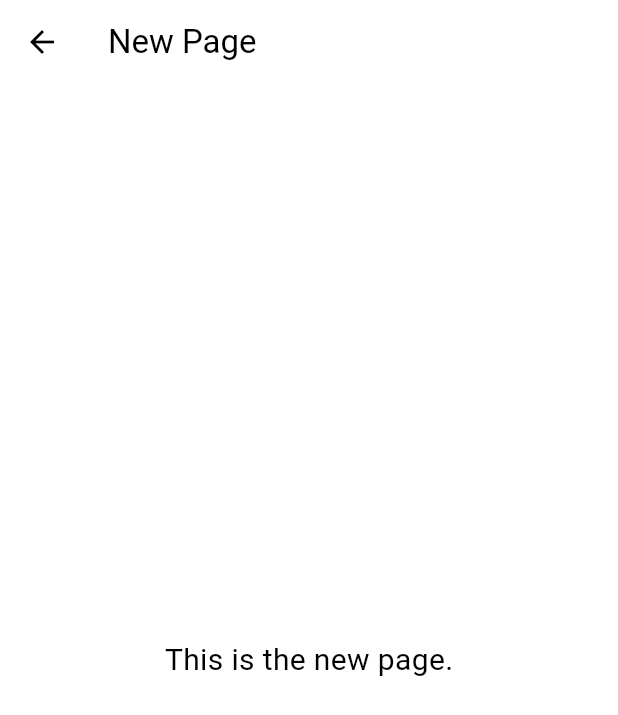
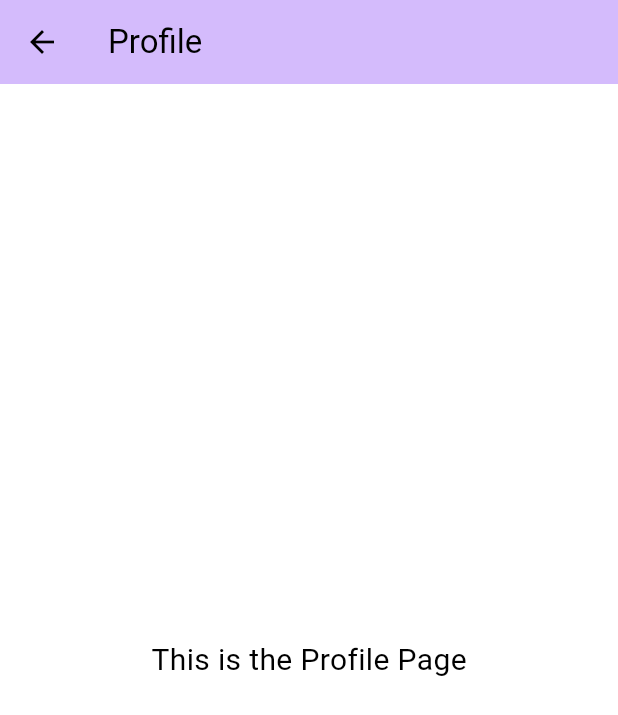
Before and after one commit to Tiew429/wyc_fyp, a Flutter app: the ProfilePage screen opened directly, on a phone screen of 412 x 824 dp. Shown: the top 715 px of the screen. Run offline on Flutter 3.47's test engine with Material 3 defaults, Android fonts, the phone set to English and light mode, and no system bars; our stand-ins replace camera, go_router, permission_handler.

Commit message:
改了appbar颜色

```diff
--- a/lib/pages/addrecipe.dart
+++ b/lib/pages/addrecipe.dart
@@ -7,11 +7,12 @@ class AddrecipePage extends StatelessWidget {
   Widget build(BuildContext context) {
     return Scaffold(
       appBar: AppBar(
-        title: const Text('New Page'),
+        title: const Text('Add Recipe'),
+        backgroundColor: Theme.of(context).colorScheme.primary,
       ),
       body: const Center(
         child: Text(
-          'This is the new page.',
+          'This is the Add Recipe Page',
           style: TextStyle(fontSize: 20),
         ),
       ),
--- a/lib/pages/bookmark.dart
+++ b/lib/pages/bookmark.dart
@@ -8,6 +8,7 @@ class BookmarkPage extends StatelessWidget {
     return Scaffold(
       appBar: AppBar(
         title: const Text('Bookmarks'),
+        backgroundColor: Theme.of(context).colorScheme.primary,
       ),
       body: const Center(
         child: Text(
--- a/lib/pages/profile.dart
+++ b/lib/pages/profile.dart
@@ -7,11 +7,12 @@ class ProfilePage extends StatelessWidget {
   Widget build(BuildContext context) {
     return Scaffold(
       appBar: AppBar(
-        title: const Text('New Page'),
+        title: const Text('Profile'),
+        backgroundColor: Theme.of(context).colorScheme.primary,
       ),
       body: const Center(
         child: Text(
-          'This is the new page.',
+          'This is the Profile Page',
           style: TextStyle(fontSize: 20),
         ),
       ),
```
